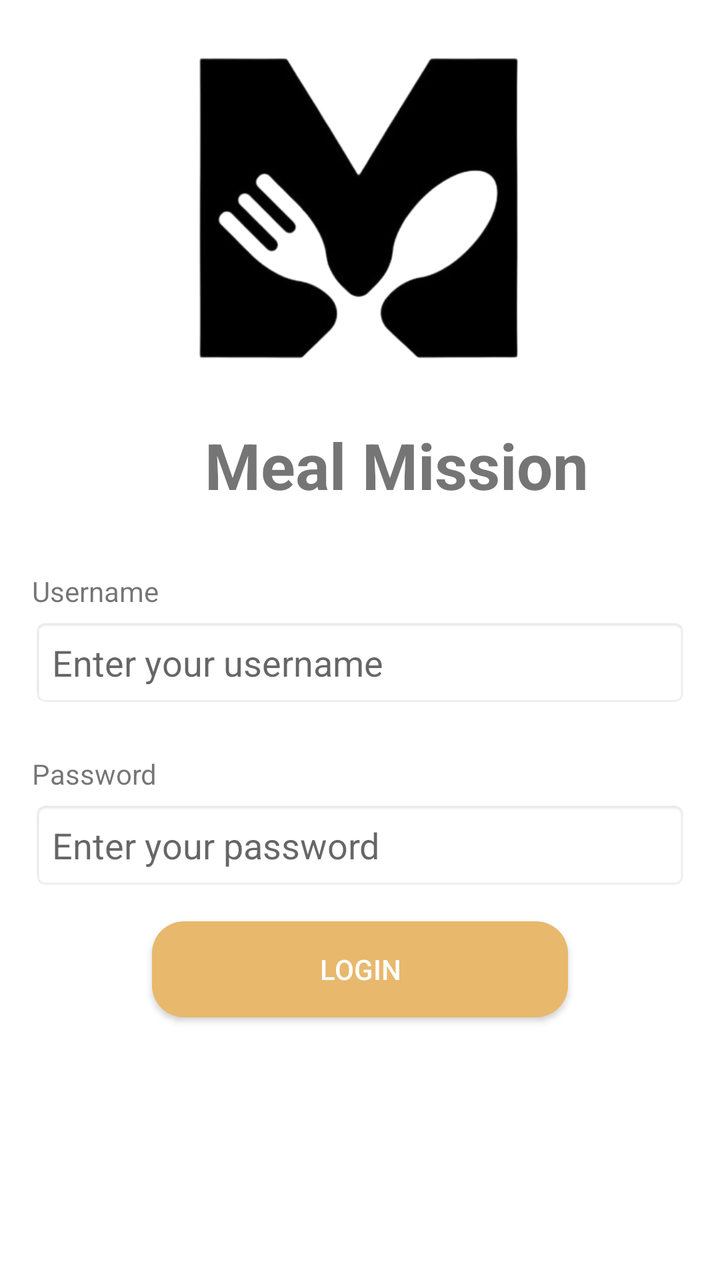
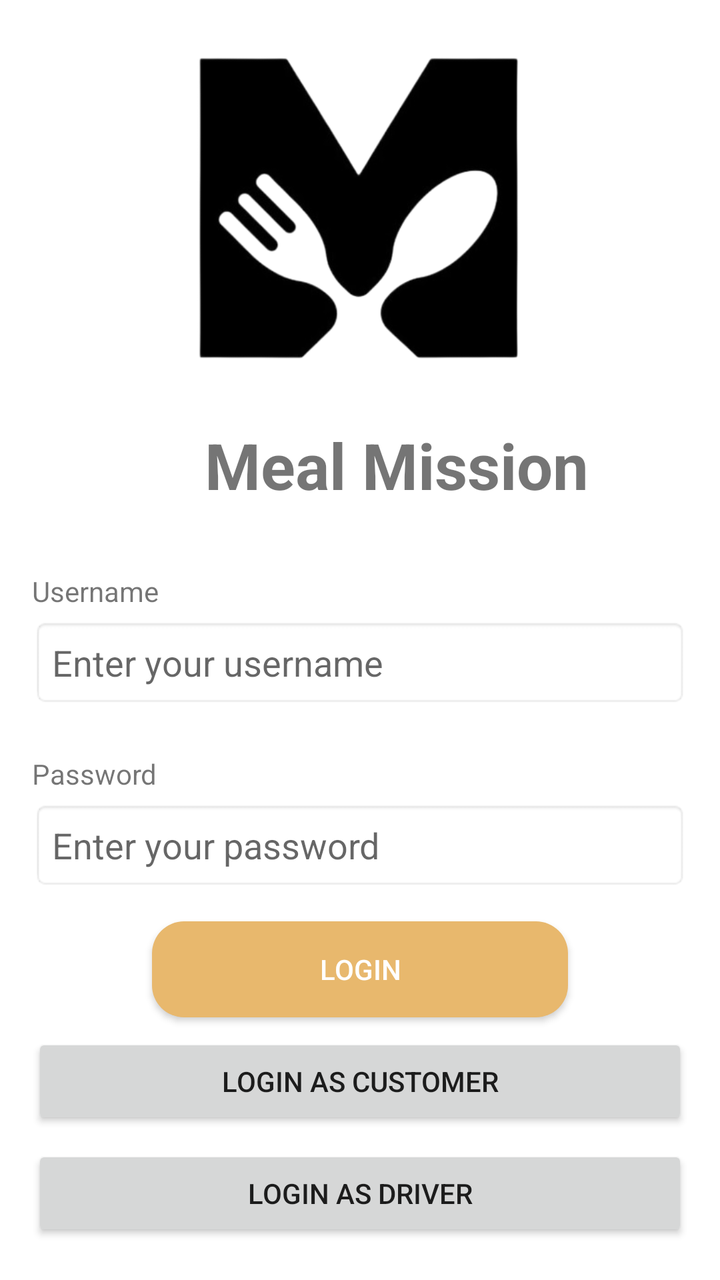

Two renders of the same Android screen: before a commit and after it. Below are the layout's source before the change and the commit's diff.
<!-- AndroidManifest.xml: activity theme Theme.AppCompat.Light.NoActionBar -->
<!-- res/layout/activity_login.xml -->
<?xml version="1.0" encoding="utf-8"?>
<LinearLayout xmlns:android="http://schemas.android.com/apk/res/android"
    android:layout_width="match_parent"
    android:layout_height="match_parent"
    android:orientation="vertical"
    android:padding="16dp"
    android:background="#FFFFFF"> 

    
    <ImageView
        android:id="@+id/logo_image"
        android:layout_width="179dp"
        android:layout_height="179dp"
        android:layout_gravity="center"
        android:layout_marginBottom="16dp"
        android:contentDescription="Logo"
        android:src="@drawable/logo" />

    
    <TextView
        android:id="@+id/meal_mission_label"
        android:layout_width="365dp"
        android:layout_height="wrap_content"
        android:layout_marginBottom="24dp"
        android:fontFamily="sans-serif"
        android:gravity="center"
        android:text="Meal Mission"
        android:textSize="32sp"
        android:textStyle="bold" />

    
    <TextView
        android:layout_width="match_parent"
        android:layout_height="wrap_content"
        android:text="Username"
        android:fontFamily="sans-serif"
        android:layout_marginTop="8dp"
        android:layout_marginBottom="4dp"/>

    
    <EditText
        android:id="@+id/username"
        android:layout_width="match_parent"
        android:layout_height="wrap_content"
        android:hint="Enter your username"
        android:fontFamily="sans-serif"
        android:padding="10dp"
        android:layout_marginBottom="16dp"
        android:background="@android:drawable/editbox_background" />

    
    <TextView
        android:layout_width="match_parent"
        android:layout_height="wrap_content"
        android:text="Password"
        android:fontFamily="sans-serif"
        android:layout_marginTop="8dp"
        android:layout_marginBottom="4dp" />

    
    <EditText
        android:id="@+id/password"
        android:layout_width="match_parent"
        android:layout_height="wrap_content"
        android:hint="Enter your password"
        android:inputType="textPassword"
        android:fontFamily="sans-serif"
        android:padding="10dp"
        android:layout_marginBottom="16dp"
        android:background="@android:drawable/editbox_background" />

    
    <Button
        android:id="@+id/login_button"
        android:layout_width="match_parent"
        android:layout_height="wrap_content"
        android:text="Login"
        android:layout_gravity="center_horizontal"
        android:layout_marginHorizontal="60dp"
        android:background="@drawable/rounded_button"
        android:textColor="#FFFFFF"
        android:padding="12dp"
    />



</LinearLayout>
<!-- resources referenced by this layout -->
<resources>
  <!-- drawable logo: png bitmap (drawable, 43992 bytes) -->
  <!-- drawable rounded_button (drawable) -->
  <?xml version="1.0" encoding="utf-8"?>
  <shape xmlns:android="http://schemas.android.com/apk/res/android">
      <corners android:radius="16dp" />
      <solid android:color="#E8B86D" />
  </shape>
</resources>

<!-- the commit's change to res/layout/activity_login.xml (unified diff, before → after) -->
@@ -81,7 +81,26 @@
         android:textColor="#FFFFFF"
         android:padding="12dp"
     />
+    <Button
+        android:id="@+id/customer_login_button"
+        android:layout_width="match_parent"
+        android:layout_height="wrap_content"
+        android:text="Login as Customer"
+        android:layout_marginTop="8dp" />
 
+    <Button
+        android:id="@+id/driver_login_button"
+        android:layout_width="match_parent"
+        android:layout_height="wrap_content"
+        android:text="Login as Driver"
+        android:layout_marginTop="8dp" />
+
+    <Button
+        android:id="@+id/restaurant_login_button"
+        android:layout_width="match_parent"
+        android:layout_height="wrap_content"
+        android:text="Login as Restaurant"
+        android:layout_marginTop="8dp" />
 
 
 </LinearLayout>
